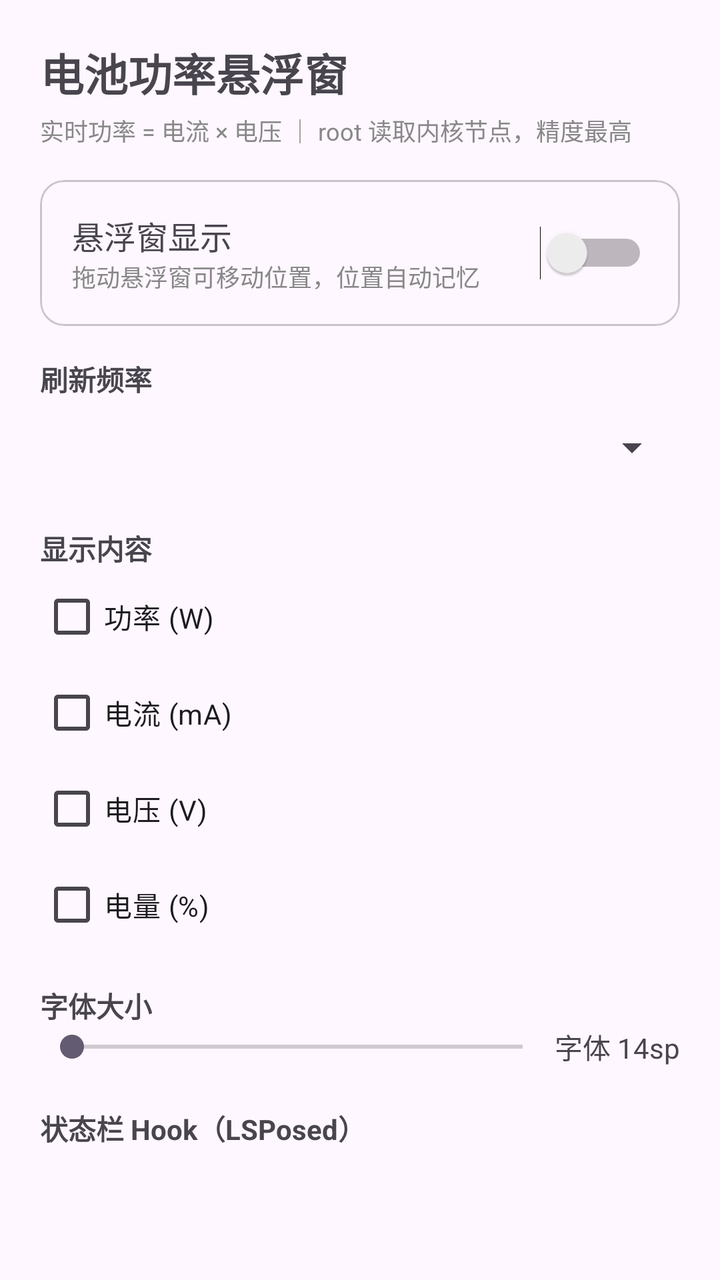
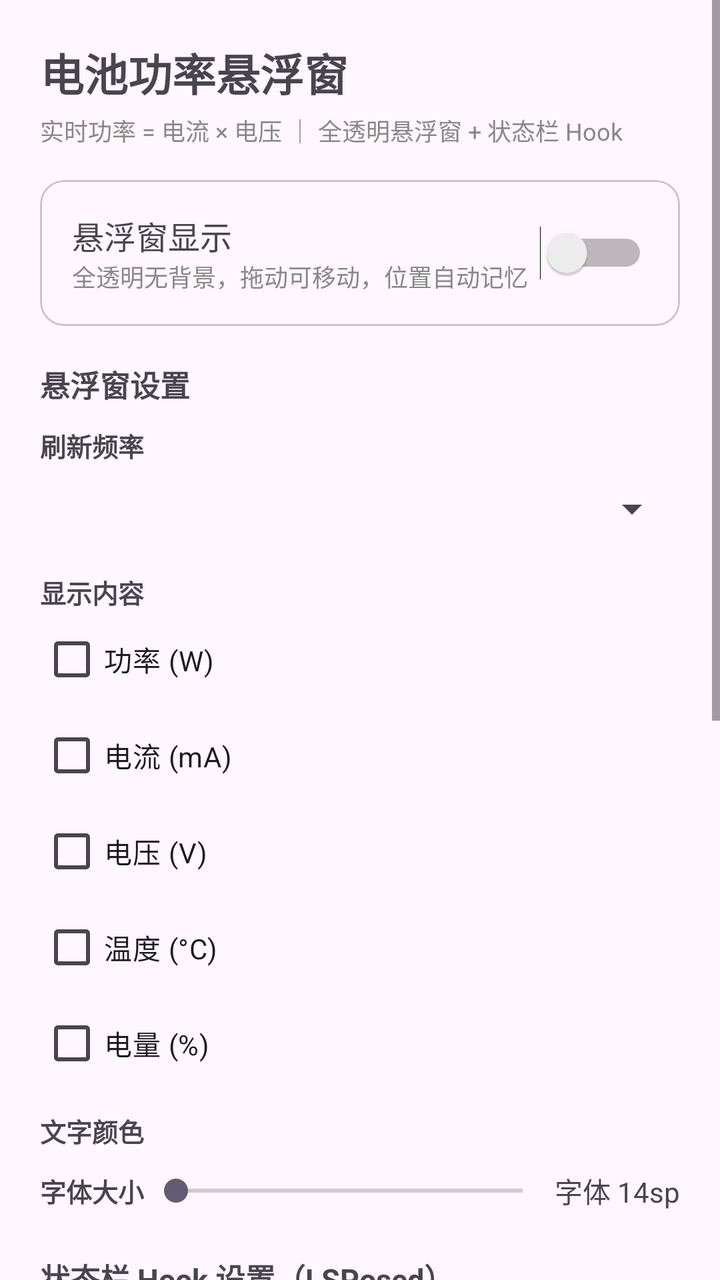

Compare the two renders of this Android layout. The source of the first and the diff that turns it into the second are given below.
<!-- AndroidManifest.xml: application theme Theme.BatteryPower -->
<!-- res/layout/activity_main.xml -->
<?xml version="1.0" encoding="utf-8"?>
<ScrollView xmlns:android="http://schemas.android.com/apk/res/android"
    xmlns:app="http://schemas.android.com/apk/res-auto"
    android:layout_width="match_parent"
    android:layout_height="match_parent"
    android:fillViewport="true">

    <LinearLayout
        android:layout_width="match_parent"
        android:layout_height="wrap_content"
        android:orientation="vertical"
        android:padding="20dp">

        <TextView
            android:layout_width="wrap_content"
            android:layout_height="wrap_content"
            android:text="@string/app_name"
            android:textSize="22sp"
            android:textStyle="bold" />

        <TextView
            android:layout_width="wrap_content"
            android:layout_height="wrap_content"
            android:layout_marginTop="4dp"
            android:text="实时功率 = 电流 × 电压 ｜ root 读取内核节点，精度最高"
            android:textSize="12sp"
            android:textColor="#888888" />

        
        <com.google.android.material.card.MaterialCardView
            android:layout_width="match_parent"
            android:layout_height="wrap_content"
            android:layout_marginTop="16dp"
            app:cardCornerRadius="12dp">

            <LinearLayout
                android:layout_width="match_parent"
                android:layout_height="wrap_content"
                android:orientation="horizontal"
                android:gravity="center_vertical"
                android:padding="16dp">

                <LinearLayout
                    android:layout_width="0dp"
                    android:layout_height="wrap_content"
                    android:layout_weight="1"
                    android:orientation="vertical">
                    <TextView
                        android:layout_width="wrap_content"
                        android:layout_height="wrap_content"
                        android:text="@string/overlay_switch"
                        android:textSize="16sp" />
                    <TextView
                        android:layout_width="wrap_content"
                        android:layout_height="wrap_content"
                        android:text="拖动悬浮窗可移动位置，位置自动记忆"
                        android:textSize="12sp"
                        android:textColor="#888888" />
                </LinearLayout>

                <Switch
                    android:id="@+id/sw_overlay"
                    android:layout_width="wrap_content"
                    android:layout_height="wrap_content" />
            </LinearLayout>
        </com.google.android.material.card.MaterialCardView>

        
        <TextView
            android:layout_width="wrap_content"
            android:layout_height="wrap_content"
            android:layout_marginTop="16dp"
            android:text="@string/refresh_label"
            android:textSize="14sp"
            android:textStyle="bold" />
        <Spinner
            android:id="@+id/spinner_refresh"
            android:layout_width="match_parent"
            android:layout_height="48dp" />

        
        <TextView
            android:layout_width="wrap_content"
            android:layout_height="wrap_content"
            android:layout_marginTop="16dp"
            android:text="@string/show_label"
            android:textSize="14sp"
            android:textStyle="bold" />
        <CheckBox android:id="@+id/cb_power" android:layout_width="match_parent"
            android:layout_height="wrap_content" android:text="@string/show_power" />
        <CheckBox android:id="@+id/cb_current" android:layout_width="match_parent"
            android:layout_height="wrap_content" android:text="@string/show_current" />
        <CheckBox android:id="@+id/cb_voltage" android:layout_width="match_parent"
            android:layout_height="wrap_content" android:text="@string/show_voltage" />
        <CheckBox android:id="@+id/cb_level" android:layout_width="match_parent"
            android:layout_height="wrap_content" android:text="@string/show_level" />

        
        <TextView
            android:layout_width="wrap_content"
            android:layout_height="wrap_content"
            android:layout_marginTop="16dp"
            android:text="@string/text_size_label"
            android:textSize="14sp"
            android:textStyle="bold" />
        <LinearLayout
            android:layout_width="match_parent"
            android:layout_height="wrap_content"
            android:orientation="horizontal"
            android:gravity="center_vertical">
            <SeekBar
                android:id="@+id/seek_text_size"
                android:layout_width="0dp"
                android:layout_height="wrap_content"
                android:layout_weight="1" />
            <TextView
                android:id="@+id/tv_text_size"
                android:layout_width="wrap_content"
                android:layout_height="wrap_content"
                android:text="字体 14sp" />
        </LinearLayout>

        
        <TextView
            android:layout_width="wrap_content"
            android:layout_height="wrap_content"
            android:layout_marginTop="20dp"
            android:text="@string/hook_label"
            android:textSize="14sp"
            android:textStyle="bold" />
        <TextView
            android:id="@+id/tv_hook_hint"
            android:layout_width="match_parent"
            android:layout_height="wrap_content"
            android:layout_marginTop="4dp"
            android:textSize="12sp"
            android:textColor="#666666" />

    </LinearLayout>
</ScrollView>
<!-- resources referenced by this layout -->
<resources>
  <string name="app_name">电池功率悬浮窗</string>
  <string name="hook_label">状态栏 Hook（LSPosed）</string>
  <string name="overlay_switch">悬浮窗显示</string>
  <string name="refresh_label">刷新频率</string>
  <string name="show_current">电流 (mA)</string>
  <string name="show_label">显示内容</string>
  <string name="show_level">电量 (%)</string>
  <string name="show_power">功率 (W)</string>
  <string name="show_voltage">电压 (V)</string>
  <string name="text_size_label">字体大小</string>
  <style name="Theme.BatteryPower" parent="Theme.Material3.DayNight.NoActionBar">
          <item name="colorPrimary">@color/primary</item>
          <item name="android:statusBarColor">@android:color/transparent</item>
      </style>
  <color name="primary">#FF3B30</color>
</resources>

<!-- the commit's change to res/layout/activity_main.xml (unified diff, before → after) -->
@@ -22,7 +22,7 @@
             android:layout_width="wrap_content"
             android:layout_height="wrap_content"
             android:layout_marginTop="4dp"
-            android:text="实时功率 = 电流 × 电压 ｜ root 读取内核节点，精度最高"
+            android:text="实时功率 = 电流 × 电压 ｜ 全透明悬浮窗 + 状态栏 Hook"
             android:textSize="12sp"
             android:textColor="#888888" />
 
@@ -53,7 +53,7 @@
                     <TextView
                         android:layout_width="wrap_content"
                         android:layout_height="wrap_content"
-                        android:text="拖动悬浮窗可移动位置，位置自动记忆"
+                        android:text="全透明无背景，拖动可移动，位置自动记忆"
                         android:textSize="12sp"
                         android:textColor="#888888" />
                 </LinearLayout>
@@ -69,22 +69,29 @@
         <TextView
             android:layout_width="wrap_content"
             android:layout_height="wrap_content"
-            android:layout_marginTop="16dp"
+            android:layout_marginTop="18dp"
+            android:text="悬浮窗设置"
+            android:textSize="15sp"
+            android:textStyle="bold" />
+
+        <TextView
+            android:layout_width="wrap_content"
+            android:layout_height="wrap_content"
+            android:layout_marginTop="10dp"
             android:text="@string/refresh_label"
-            android:textSize="14sp"
+            android:textSize="13sp"
             android:textStyle="bold" />
         <Spinner
             android:id="@+id/spinner_refresh"
             android:layout_width="match_parent"
-            android:layout_height="48dp" />
-
-        
-        <TextView
-            android:layout_width="wrap_content"
-            android:layout_height="wrap_content"
-            android:layout_marginTop="16dp"
+            android:layout_height="44dp" />
+
+        <TextView
+            android:layout_width="wrap_content"
+            android:layout_height="wrap_content"
+            android:layout_marginTop="10dp"
             android:text="@string/show_label"
-            android:textSize="14sp"
+            android:textSize="13sp"
             android:textStyle="bold" />
         <CheckBox android:id="@+id/cb_power" android:layout_width="match_parent"
             android:layout_height="wrap_content" android:text="@string/show_power" />
@@ -92,27 +99,42 @@
             android:layout_height="wrap_content" android:text="@string/show_current" />
         <CheckBox android:id="@+id/cb_voltage" android:layout_width="match_parent"
             android:layout_height="wrap_content" android:text="@string/show_voltage" />
+        <CheckBox android:id="@+id/cb_temp" android:layout_width="match_parent"
+            android:layout_height="wrap_content" android:text="@string/show_temp" />
         <CheckBox android:id="@+id/cb_level" android:layout_width="match_parent"
             android:layout_height="wrap_content" android:text="@string/show_level" />
 
-        
-        <TextView
-            android:layout_width="wrap_content"
-            android:layout_height="wrap_content"
-            android:layout_marginTop="16dp"
-            android:text="@string/text_size_label"
-            android:textSize="14sp"
-            android:textStyle="bold" />
-        <LinearLayout
-            android:layout_width="match_parent"
-            android:layout_height="wrap_content"
+        <TextView
+            android:layout_width="wrap_content"
+            android:layout_height="wrap_content"
+            android:layout_marginTop="10dp"
+            android:text="文字颜色"
+            android:textSize="13sp"
+            android:textStyle="bold" />
+        <LinearLayout
+            android:id="@+id/color_row"
+            android:layout_width="match_parent"
+            android:layout_height="wrap_content"
+            android:orientation="horizontal" />
+
+        <LinearLayout
+            android:layout_width="match_parent"
+            android:layout_height="wrap_content"
+            android:layout_marginTop="10dp"
             android:orientation="horizontal"
             android:gravity="center_vertical">
+            <TextView
+                android:layout_width="wrap_content"
+                android:layout_height="wrap_content"
+                android:text="@string/text_size_label"
+                android:textSize="13sp"
+                android:textStyle="bold" />
             <SeekBar
                 android:id="@+id/seek_text_size"
                 android:layout_width="0dp"
                 android:layout_height="wrap_content"
-                android:layout_weight="1" />
+                android:layout_weight="1"
+                android:max="10" />
             <TextView
                 android:id="@+id/tv_text_size"
                 android:layout_width="wrap_content"
@@ -124,15 +146,98 @@
         <TextView
             android:layout_width="wrap_content"
             android:layout_height="wrap_content"
-            android:layout_marginTop="20dp"
-            android:text="@string/hook_label"
-            android:textSize="14sp"
-            android:textStyle="bold" />
+            android:layout_marginTop="22dp"
+            android:text="状态栏 Hook 设置（LSPosed）"
+            android:textSize="15sp"
+            android:textStyle="bold" />
+
+        <TextView
+            android:layout_width="wrap_content"
+            android:layout_height="wrap_content"
+            android:layout_marginTop="10dp"
+            android:text="显示位置"
+            android:textSize="13sp"
+            android:textStyle="bold" />
+        <RadioGroup
+            android:id="@+id/radio_hook_side"
+            android:layout_width="match_parent"
+            android:layout_height="wrap_content"
+            android:orientation="horizontal">
+            <RadioButton
+                android:id="@+id/rb_hook_right"
+                android:layout_width="wrap_content"
+                android:layout_height="wrap_content"
+                android:text="时钟右侧" />
+            <RadioButton
+                android:id="@+id/rb_hook_left"
+                android:layout_width="wrap_content"
+                android:layout_height="wrap_content"
+                android:layout_marginStart="16dp"
+                android:text="时钟左侧" />
+        </RadioGroup>
+
+        <TextView
+            android:layout_width="wrap_content"
+            android:layout_height="wrap_content"
+            android:layout_marginTop="10dp"
+            android:text="显示内容"
+            android:textSize="13sp"
+            android:textStyle="bold" />
+        <CheckBox android:id="@+id/cb_hook_power" android:layout_width="match_parent"
+            android:layout_height="wrap_content" android:text="功率 (W)" />
+        <CheckBox android:id="@+id/cb_hook_current" android:layout_width="match_parent"
+            android:layout_height="wrap_content" android:text="电流 (mA)" />
+        <CheckBox android:id="@+id/cb_hook_voltage" android:layout_width="match_parent"
+            android:layout_height="wrap_content" android:text="电压 (V)" />
+        <CheckBox android:id="@+id/cb_hook_temp" android:layout_width="match_parent"
+            android:layout_height="wrap_content" android:text="温度 (°C)" />
+        <CheckBox android:id="@+id/cb_hook_level" android:layout_width="match_parent"
+            android:layout_height="wrap_content" android:text="电量 (%)" />
+
+        <TextView
+            android:layout_width="wrap_content"
+            android:layout_height="wrap_content"
+            android:layout_marginTop="10dp"
+            android:text="文字颜色"
+            android:textSize="13sp"
+            android:textStyle="bold" />
+        <LinearLayout
+            android:id="@+id/color_row_hook"
+            android:layout_width="match_parent"
+            android:layout_height="wrap_content"
+            android:orientation="horizontal" />
+
+        <LinearLayout
+            android:layout_width="match_parent"
+            android:layout_height="wrap_content"
+            android:layout_marginTop="10dp"
+            android:orientation="horizontal"
+            android:gravity="center_vertical">
+            <TextView
+                android:layout_width="wrap_content"
+                android:layout_height="wrap_content"
+                android:text="字号"
+                android:textSize="13sp"
+                android:textStyle="bold" />
+            <SeekBar
+                android:id="@+id/seek_hook_text_size"
+                android:layout_width="0dp"
+                android:layout_height="wrap_content"
+                android:layout_weight="1"
+                android:max="10" />
+            <TextView
+                android:id="@+id/tv_hook_text_size"
+                android:layout_width="wrap_content"
+                android:layout_height="wrap_content"
+                android:text="字号 11sp" />
+        </LinearLayout>
+
         <TextView
             android:id="@+id/tv_hook_hint"
             android:layout_width="match_parent"
             android:layout_height="wrap_content"
-            android:layout_marginTop="4dp"
+            android:layout_marginTop="14dp"
+            android:layout_marginBottom="30dp"
             android:textSize="12sp"
             android:textColor="#666666" />
 
<!-- resource entries referenced after the edit -->
@@ -1,13 +1,13 @@
 <!-- resources referenced by this layout -->
 <resources>
   <string name="app_name">电池功率悬浮窗</string>
-  <string name="hook_label">状态栏 Hook（LSPosed）</string>
   <string name="overlay_switch">悬浮窗显示</string>
   <string name="refresh_label">刷新频率</string>
   <string name="show_current">电流 (mA)</string>
   <string name="show_label">显示内容</string>
   <string name="show_level">电量 (%)</string>
   <string name="show_power">功率 (W)</string>
+  <string name="show_temp">温度 (°C)</string>
   <string name="show_voltage">电压 (V)</string>
   <string name="text_size_label">字体大小</string>
   <style name="Theme.BatteryPower" parent="Theme.Material3.DayNight.NoActionBar">
